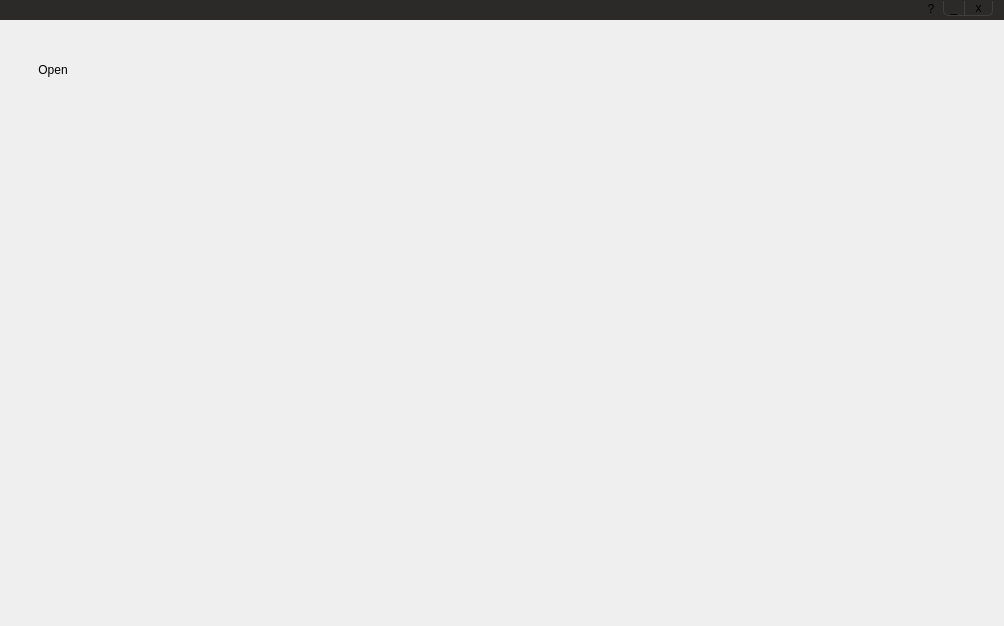
The window that trunk/src/edr/src/imu_view/ui/toolboxmaindeffile.ui (mk4me/hm-mde-one) describes before a commit, drawn with Qt 5.
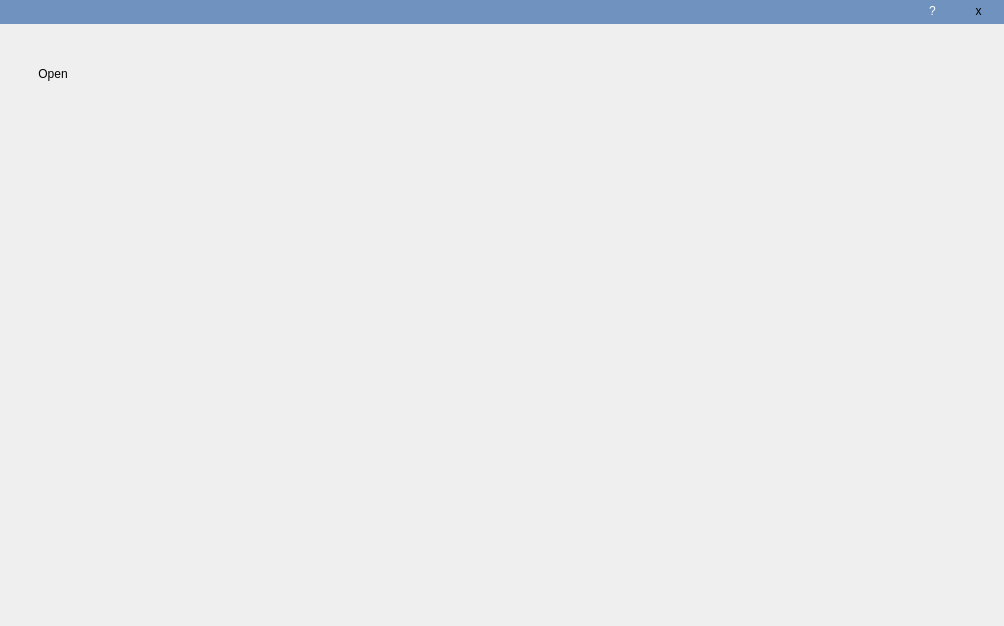
The same window after the commit. Icons and pictures are not drawn.

What changed in the file:
```diff
--- a/trunk/src/edr/src/imu_view/ui/toolboxmaindeffile.ui
+++ b/trunk/src/edr/src/imu_view/ui/toolboxmaindeffile.ui
@@ -44,7 +44,7 @@
        </sizepolicy>
       </property>
       <property name="styleSheet">
-       <string notr="true">background-color: rgb(43, 42, 41);</string>
+       <string notr="true">Background-color:rgb(112,146,190)</string>
       </property>
       <layout class="QHBoxLayout" name="horizontalLayout_2">
        <property name="spacing">
@@ -71,48 +71,13 @@
           <property name="bottomMargin">
            <number>0</number>
           </property>
-          <item>
-           <widget class="QLabel" name="logo">
-            <property name="sizePolicy">
-             <sizepolicy hsizetype="Preferred" vsizetype="Preferred">
-              <horstretch>0</horstretch>
-              <verstretch>0</verstretch>
-             </sizepolicy>
-            </property>
-            <property name="maximumSize">
-             <size>
-              <width>16777215</width>
-              <height>16</height>
-             </size>
-            </property>
-            <property name="text">
-             <string/>
-            </property>
-            <property name="pixmap">
-             <pixmap resource="MdeViewIcons.qrc">:/mde/icons/header.png</pixmap>
-            </property>
-           </widget>
-          </item>
          </layout>
         </widget>
        </item>
        <item>
         <widget class="QToolButton" name="aboutButton">
          <property name="styleSheet">
-          <string notr="true">QToolButton {
-margin-left: 4px;
-margin-right: 4px;
-border: none;
-}
-
-QToolButton:hover {
-    background-color: rgb(135, 177, 255);
-	/*border: none;*/
- }
-
-QToolButton:pressed {
-    background-color: rgb(55, 97, 180);
-}</string>
+          <string notr="true">color:white</string>
          </property>
          <property name="text">
           <string>?</string>
@@ -121,6 +86,12 @@
           <iconset>
            <normaloff>:/mde/icons/about.png</normaloff>:/mde/icons/about.png</iconset>
          </property>
+         <property name="toolButtonStyle">
+          <enum>Qt::ToolButtonTextOnly</enum>
+         </property>
+         <property name="autoRaise">
+          <bool>true</bool>
+         </property>
         </widget>
        </item>
        <item>
@@ -132,25 +103,7 @@
           </size>
          </property>
          <property name="styleSheet">
-          <string notr="true">QToolButton {
-    background-color: rgb(43, 42, 41);
-    border-width: 1px;
-     border-color:  rgb(63, 62, 61);
-     border-style: solid; 
-     border-top: none; 
-     border-bottom-left-radius: 5px;
-     border-right-width: 0px;
-} 
-
-QToolButton:hover {
-    background-color: rgb(135, 177, 255);
-	/*border: none;*/
- }
-
-QToolButton:pressed {
-    background-color: rgb(55, 97, 180);
-}
-</string>
+          <string notr="true"/>
          </property>
          <property name="text">
           <string>_</string>
@@ -179,23 +132,7 @@
           </size>
          </property>
          <property name="styleSheet">
-          <string notr="true">QToolButton {
-    background-color: rgb(43, 42, 41);
-     border-width: 1px;
-     border-color:  rgb(63, 62, 61);
-     border-style: solid; 
-     border-top: none; 
-     border-bottom-right-radius: 5px;
-    border-left-width: 1px;
-}
-
- QToolButton:hover {
-     background-color: rgb(200, 0, 0);	
- }
-
-QToolButton:pressed {
-         background-color: rgb(128, 0, 0);
-}</string>
+          <string notr="true"/>
          </property>
          <property name="text">
           <string>x</string>
@@ -343,11 +280,7 @@
           </sizepolicy>
          </property>
          <property name="styleSheet">
-          <string notr="true">QWidget#tabPlaceholder {
-	border: none;
-	margin: 0px;
-	padding: 0px;
-}</string>
+          <string notr="true"/>
          </property>
          <layout class="QHBoxLayout" name="horizontalLayout_3">
           <property name="spacing">
```
Left out of the diff: 367 changed lines with no effect on the pictures.
